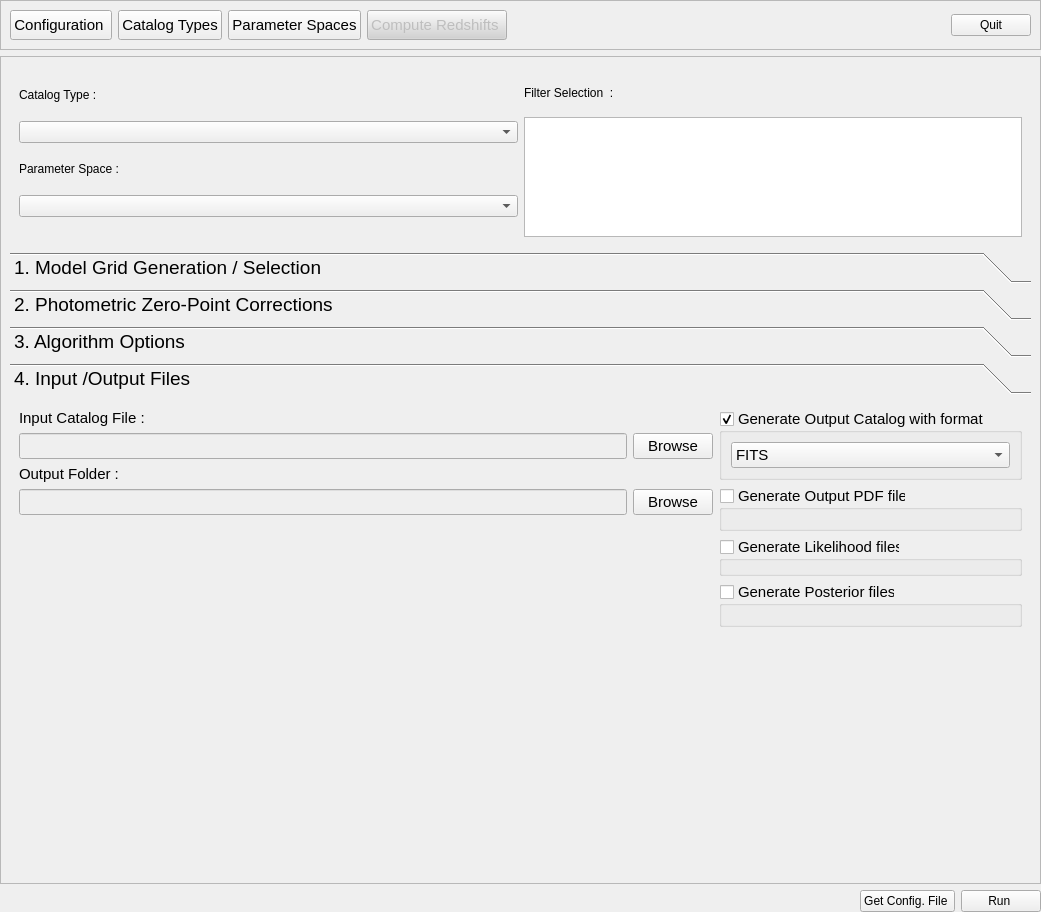
This is PhzQtUI/auxdir/PhzQtUI/FormAnalysis.ui in astrorama/Phosphoros as Qt 5 draws it before an edit. The edited form follows.
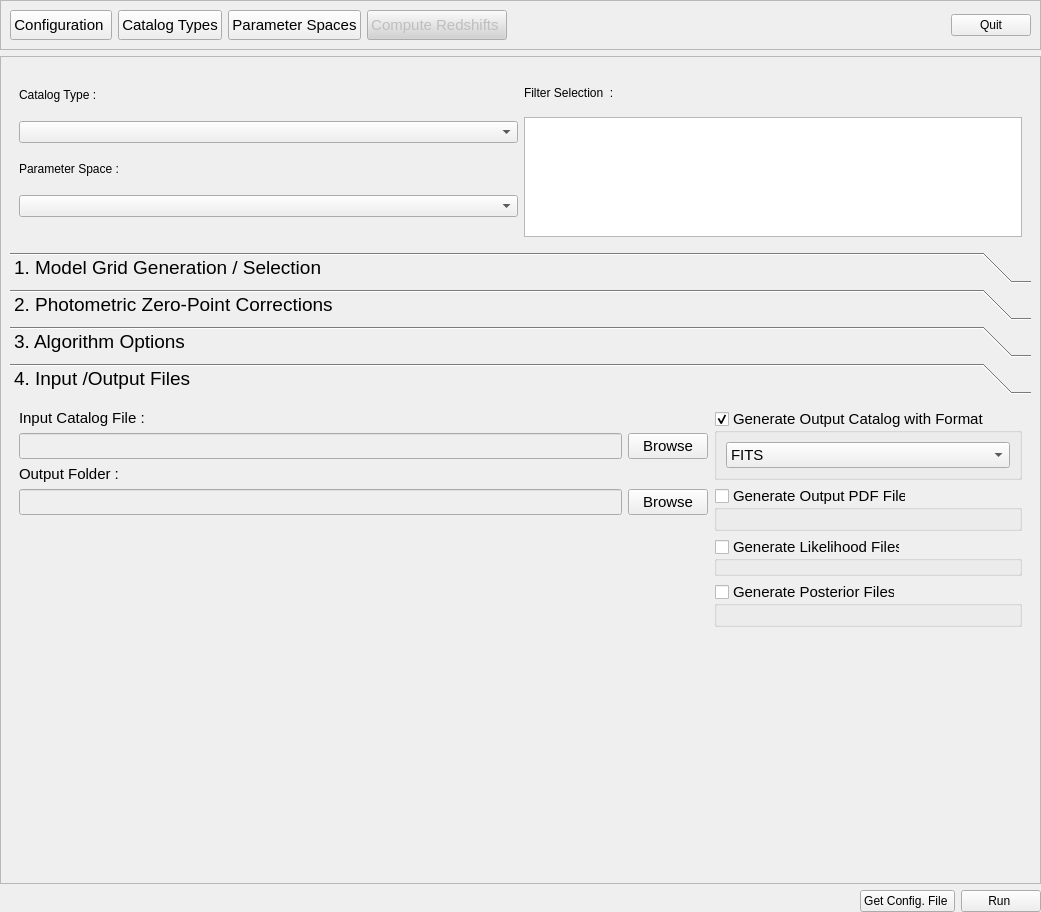
This is the edited form.

Patch:
```diff
--- a/PhzQtUI/auxdir/PhzQtUI/FormAnalysis.ui
+++ b/PhzQtUI/auxdir/PhzQtUI/FormAnalysis.ui
@@ -164,8 +164,8 @@
        <rect>
         <x>0</x>
         <y>0</y>
-        <width>1037</width>
-        <height>813</height>
+        <width>1039</width>
+        <height>814</height>
        </rect>
       </property>
       <layout class="QVBoxLayout" name="verticalLayout_9">
@@ -792,8 +792,8 @@
            <rect>
             <x>0</x>
             <y>0</y>
-            <width>1019</width>
-            <height>465</height>
+            <width>1021</width>
+            <height>458</height>
            </rect>
           </property>
           <attribute name="label">
@@ -909,7 +909,7 @@
                   </font>
                  </property>
                  <property name="title">
-                  <string>Generate Output Catalog with format :</string>
+                  <string>Generate Output Catalog with Format :</string>
                  </property>
                  <property name="checkable">
                   <bool>true</bool>
@@ -940,7 +940,7 @@
                   </font>
                  </property>
                  <property name="title">
-                  <string>Generate Output PDF file </string>
+                  <string>Generate Output PDF File </string>
                  </property>
                  <property name="checkable">
                   <bool>true</bool>
@@ -959,7 +959,7 @@
                   </font>
                  </property>
                  <property name="title">
-                  <string>Generate Likelihood files</string>
+                  <string>Generate Likelihood Files</string>
                  </property>
                  <property name="checkable">
                   <bool>true</bool>
@@ -977,7 +977,7 @@
                   </font>
                  </property>
                  <property name="title">
-                  <string>Generate Posterior files </string>
+                  <string>Generate Posterior Files </string>
                  </property>
                  <property name="checkable">
                   <bool>true</bool>
```
Left out of the diff: 14 changed lines with no effect on the pictures.
